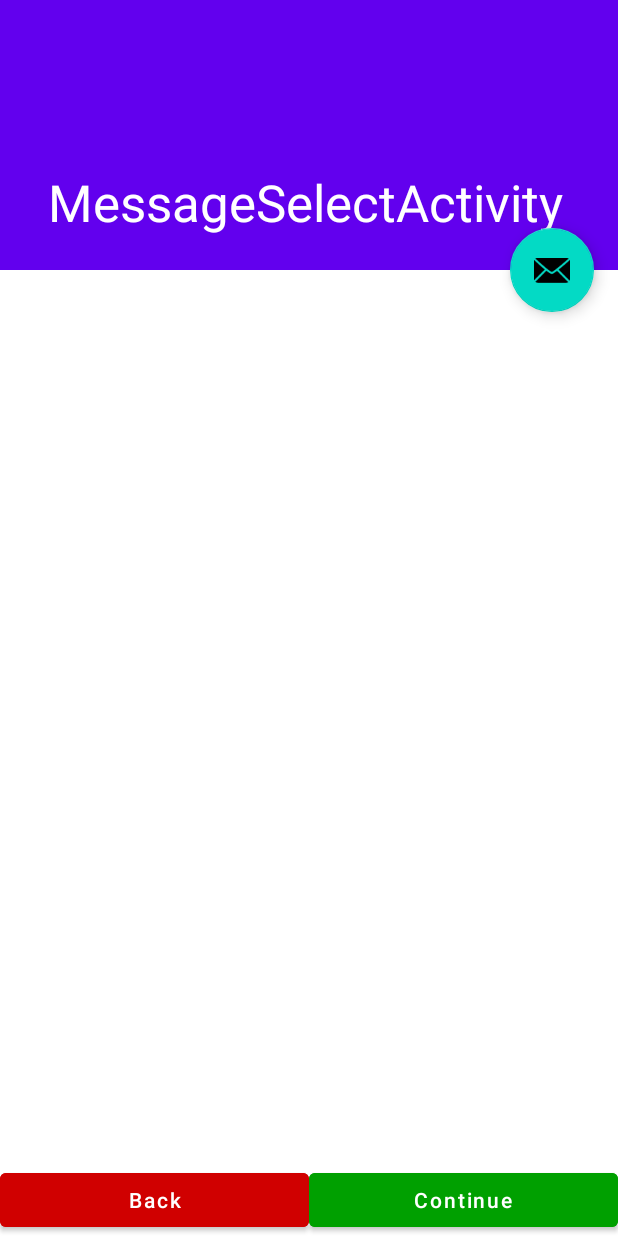
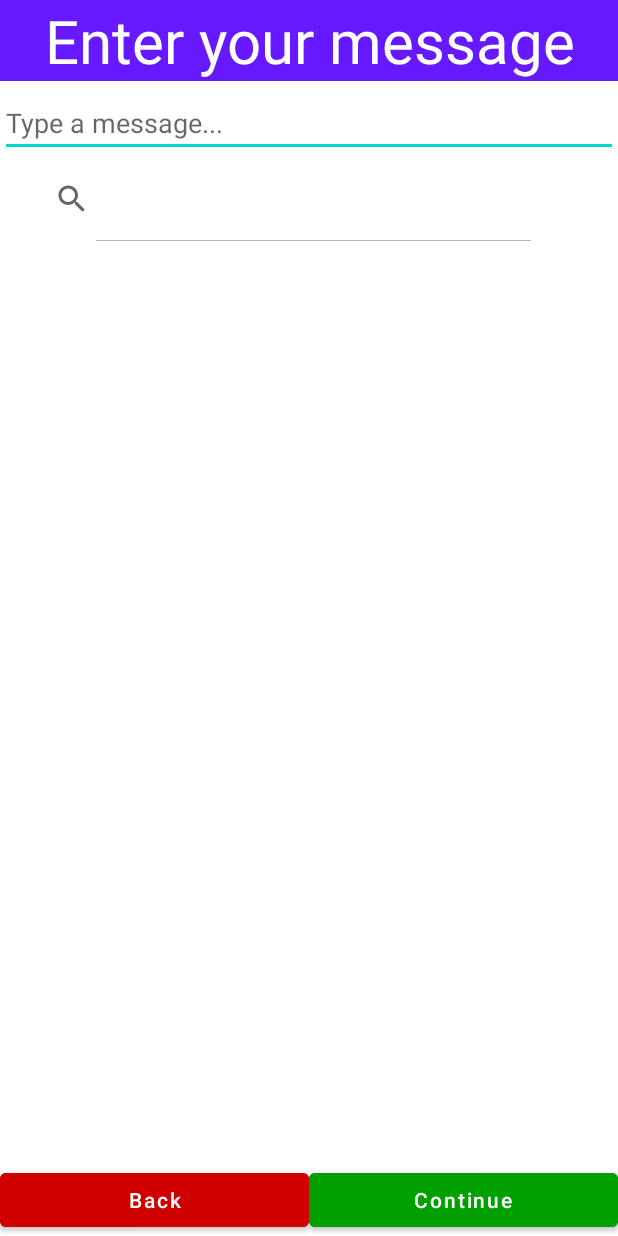
Before and after one commit to tommasobassetto/EmergencyAlerts, an Android app: the MessageSelectActivity screen opened directly, with no data from a screen before it, on a phone screen of 412 x 824 dp. Run offline under Robolectric (Android 15) with nearby library versions, the light colour scheme and no system bars.

Commit message:
Finish "select message" page (minus functionality)"

```diff
--- a/app/src/main/java/edu/illinois/scoobygang/emergencyalerts/MessageSelectActivity.java
+++ b/app/src/main/java/edu/illinois/scoobygang/emergencyalerts/MessageSelectActivity.java
@@ -26,19 +26,6 @@ public class MessageSelectActivity extends AppCompatActivity {
         binding = ActivityMessageSelectBinding.inflate(getLayoutInflater());
         setContentView(binding.getRoot());
 
-        Toolbar toolbar = binding.toolbar;
-        setSupportActionBar(toolbar);
-        CollapsingToolbarLayout toolBarLayout = binding.toolbarLayout;
-        toolBarLayout.setTitle(getTitle());
-
-        FloatingActionButton fab = binding.fab;
-        fab.setOnClickListener(new View.OnClickListener() {
-            @Override
-            public void onClick(View view) {
-                Snackbar.make(view, "Replace with your own action", Snackbar.LENGTH_LONG)
-                        .setAction("Action", null).show();
-            }
-        });
         Button backButton = binding.SelectMessageBackButton;
         backButton.setOnClickListener(new View.OnClickListener() {
             @Override
--- a/app/src/main/res/layout/activity_message_select.xml
+++ b/app/src/main/res/layout/activity_message_select.xml
@@ -6,34 +6,54 @@
     android:layout_height="match_parent"
     android:fitsSystemWindows="true"
     tools:context=".MessageSelectActivity">
+    <LinearLayout
+        android:layout_width="match_parent"
+        android:layout_height="match_parent"
+        android:orientation="vertical">
 
-    <com.google.android.material.appbar.AppBarLayout
-        android:id="@+id/app_bar"
+    <TextView
         android:layout_width="match_parent"
-        android:layout_height="@dimen/app_bar_height"
-        android:fitsSystemWindows="true"
-        android:theme="@style/Theme.EmergencyAlerts.AppBarOverlay">
+        android:layout_height="wrap_content"
+        android:textSize="40sp"
+        android:gravity="center"
+        android:text="Enter your message"
+        android:background="#6619FF"
+        android:textColor="#FFFFFF"
+        android:layout_marginBottom="5dp"/>
+        <EditText
+            android:layout_width="match_parent"
+            android:layout_height="wrap_content"
+            android:hint="Type a message..." />
 
-        <com.google.android.material.appbar.CollapsingToolbarLayout
-            android:id="@+id/toolbar_layout"
-            style="@style/Widget.MaterialComponents.Toolbar.Primary"
+
+    <androidx.appcompat.widget.Toolbar
+        android:id="@+id/message_toolbar"
+        android:layout_width="match_parent"
+        android:layout_height="?attr/actionBarSize">
+        <SearchView
+            android:id="@+id/message_searchbar"
+            android:layout_width="fill_parent"
+            android:layout_height="match_parent"
+            android:iconifiedByDefault="false"
+            android:layout_marginEnd="50dp"/>
+
+    </androidx.appcompat.widget.Toolbar>
+
+    <FrameLayout
+        android:layout_width="match_parent"
+        android:layout_height="match_parent"
+        android:layout_gravity="center"
+        android:layout_marginTop="5dp">
+
+        <androidx.recyclerview.widget.RecyclerView
+            android:id="@+id/message_recycler"
             android:layout_width="match_parent"
-            android:layout_height="match_parent"
-            android:fitsSystemWindows="true"
-            app:contentScrim="?attr/colorPrimary"
-            app:layout_scrollFlags="scroll|exitUntilCollapsed"
-            app:toolbarId="@+id/toolbar">
+            android:layout_height="match_parent">
 
-            <androidx.appcompat.widget.Toolbar
-                android:id="@+id/toolbar"
-                android:layout_width="match_parent"
-                android:layout_height="?attr/actionBarSize"
-                app:layout_collapseMode="pin"
-                app:popupTheme="@style/Theme.EmergencyAlerts.PopupOverlay" />
+        </androidx.recyclerview.widget.RecyclerView>
 
-        </com.google.android.material.appbar.CollapsingToolbarLayout>
-    </com.google.android.material.appbar.AppBarLayout>
-
+    </FrameLayout>
+</LinearLayout>
     <LinearLayout
         android:id="@+id/SelectMessageContinueMenu"
         android:layout_width="match_parent"
@@ -61,13 +81,4 @@
 
     <include layout="@layout/content_scrolling" />
 
-    <com.google.android.material.floatingactionbutton.FloatingActionButton
-        android:id="@+id/fab"
-        android:layout_width="wrap_content"
-        android:layout_height="wrap_content"
-        android:layout_marginEnd="@dimen/fab_margin"
-        app:layout_anchor="@id/app_bar"
-        app:layout_anchorGravity="bottom|end"
-        app:srcCompat="@android:drawable/ic_dialog_email" />
-
 </androidx.coordinatorlayout.widget.CoordinatorLayout>
```
